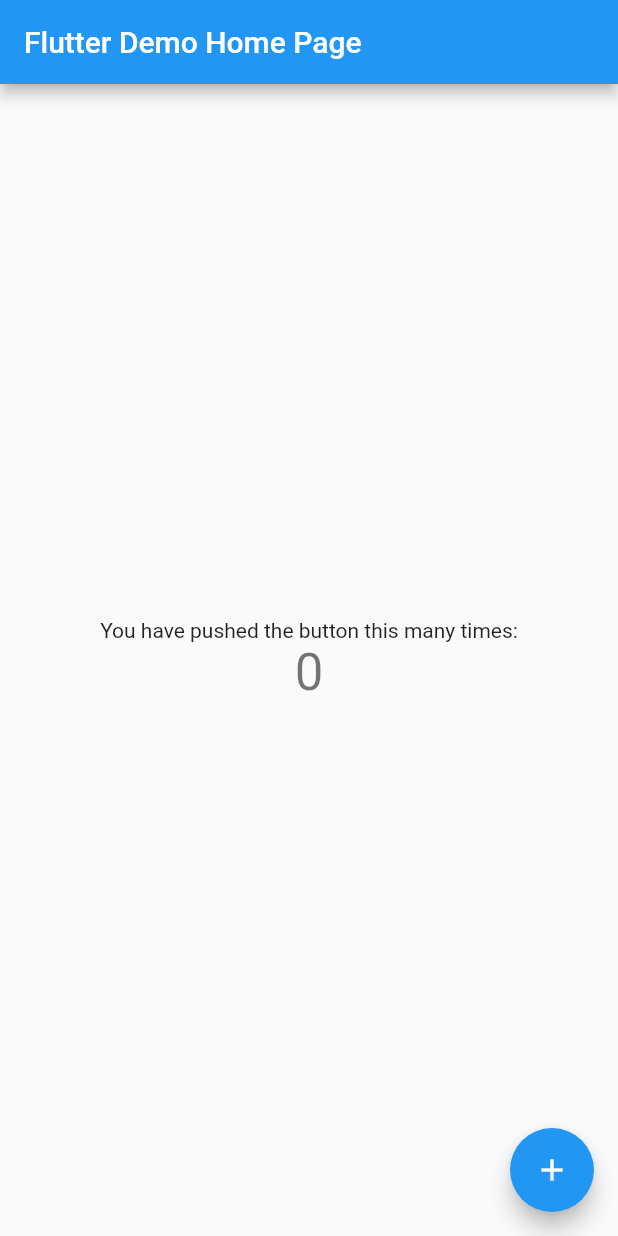
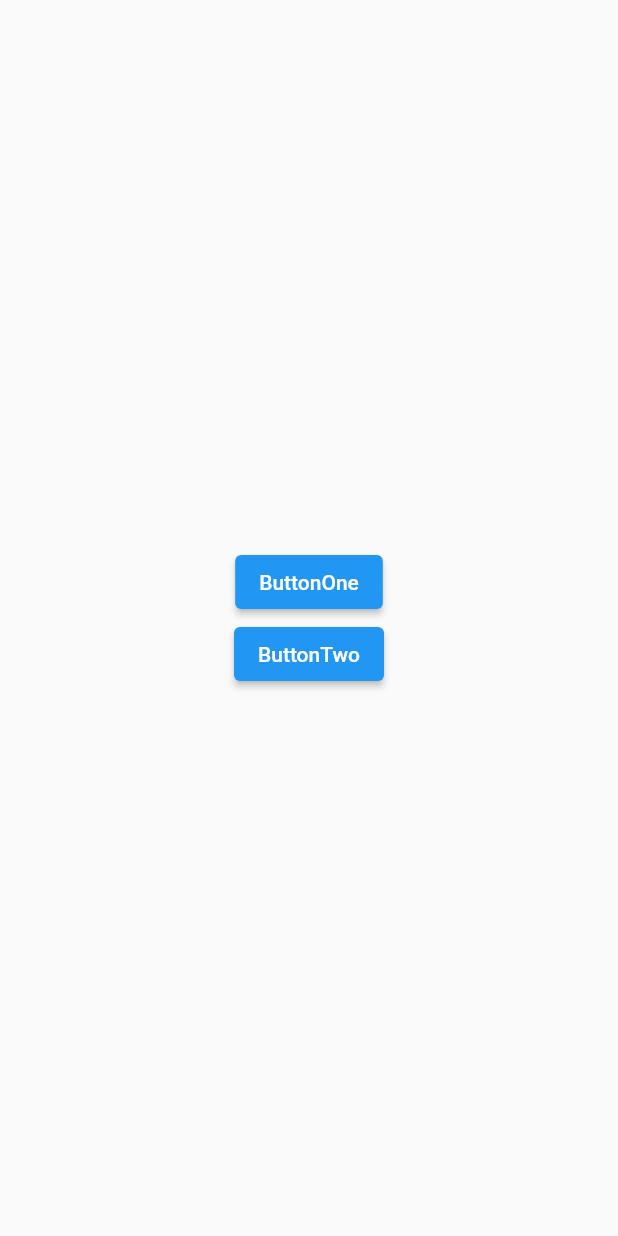
Before and after one commit to Diyorjon825/mydemo4, a Flutter app: the screen it shows after launch, on a phone screen of 412 x 824 dp. Run offline on Flutter 3.47's test engine with Material 2 defaults, Android fonts, the phone set to English and light mode, and no system bars.

Commit message:
I did first, second and third tasks

```diff
--- a/lib/main.dart
+++ b/lib/main.dart
@@ -1,4 +1,6 @@
 import 'package:flutter/material.dart';
+import 'package:mydemo4/pages/detail_page.dart';
+import 'package:mydemo4/pages/home_page.dart';
 
 void main() {
   runApp(MyApp());
@@ -11,103 +13,13 @@ class MyApp extends StatelessWidget {
     return MaterialApp(
       title: 'Flutter Demo',
       theme: ThemeData(
-        // This is the theme of your application.
-        //
-        // Try running your application with "flutter run". You'll see the
-        // application has a blue toolbar. Then, without quitting the app, try
-        // changing the primarySwatch below to Colors.green and then invoke
-        // "hot reload" (press "r" in the console where you ran "flutter run",
-        // or simply save your changes to "hot reload" in a Flutter IDE).
-        // Notice that the counter didn't reset back to zero; the application
-        // is not restarted.
         primarySwatch: Colors.blue,
       ),
-      home: MyHomePage(title: 'Flutter Demo Home Page'),
+      routes:{
+        HomePage().id:(context)=>HomePage(),
+        DetailPage().id:(context)=>DetailPage()
+      },
+      home: HomePage(),
     );
   }
 }
-
-class MyHomePage extends StatefulWidget {
-  MyHomePage({Key? key, required this.title}) : super(key: key);
-
-  // This widget is the home page of your application. It is stateful, meaning
-  // that it has a State object (defined below) that contains fields that affect
-  // how it looks.
-
-  // This class is the configuration for the state. It holds the values (in this
-  // case the title) provided by the parent (in this case the App widget) and
-  // used by the build method of the State. Fields in a Widget subclass are
-  // always marked "final".
-
-  final String title;
-
-  @override
-  _MyHomePageState createState() => _MyHomePageState();
-}
-
-class _MyHomePageState extends State<MyHomePage> {
-  int _counter = 0;
-
-  void _incrementCounter() {
-    setState(() {
-      // This call to setState tells the Flutter framework that something has
-      // changed in this State, which causes it to rerun the build method below
-      // so that the display can reflect the updated values. If we changed
-      // _counter without calling setState(), then the build method would not be
-      // called again, and so nothing would appear to happen.
-      _counter++;
-    });
-  }
-
-  @override
-  Widget build(BuildContext context) {
-    // This method is rerun every time setState is called, for instance as done
-    // by the _incrementCounter method above.
-    //
-    // The Flutter framework has been optimized to make rerunning build methods
-    // fast, so that you can just rebuild anything that needs updating rather
-    // than having to individually change instances of widgets.
-    return Scaffold(
-      appBar: AppBar(
-        // Here we take the value from the MyHomePage object that was created by
-        // the App.build method, and use it to set our appbar title.
-        title: Text(widget.title),
-      ),
-      body: Center(
-        // Center is a layout widget. It takes a single child and positions it
-        // in the middle of the parent.
-        child: Column(
-          // Column is also a layout widget. It takes a list of children and
-          // arranges them vertically. By default, it sizes itself to fit its
-          // children horizontally, and tries to be as tall as its parent.
-          //
-          // Invoke "debug painting" (press "p" in the console, choose the
-          // "Toggle Debug Paint" action from the Flutter Inspector in Android
-          // Studio, or the "Toggle Debug Paint" command in Visual Studio Code)
-          // to see the wireframe for each widget.
-          //
-          // Column has various properties to control how it sizes itself and
-          // how it positions its children. Here we use mainAxisAlignment to
-          // center the children vertically; the main axis here is the vertical
-          // axis because Columns are vertical (the cross axis would be
-          // horizontal).
-          mainAxisAlignment: MainAxisAlignment.center,
-          children: <Widget>[
-            Text(
-              'You have pushed the button this many times:',
-            ),
-            Text(
-              '$_counter',
-              style: Theme.of(context).textTheme.headline4,
-            ),
-          ],
-        ),
-      ),
-      floatingActionButton: FloatingActionButton(
-        onPressed: _incrementCounter,
-        tooltip: 'Increment',
-        child: Icon(Icons.add),
-      ), // This trailing comma makes auto-formatting nicer for build methods.
-    );
-  }
-}
--- /dev/null
+++ b/lib/pages/home_page.dart
@@ -0,0 +1,38 @@
+import 'package:flutter/cupertino.dart';
+import 'package:flutter/material.dart';
+import 'package:mydemo4/pages/detail_page.dart';
+
+class HomePage extends StatefulWidget {
+  String id='home_page';
+  HomePage({Key? key}) : super(key: key);
+
+  @override
+  _HomePageState createState() => _HomePageState();
+}
+
+class _HomePageState extends State<HomePage> {
+  @override
+  Widget build(BuildContext context) {
+    return Scaffold(
+      body: Center(
+        child: Column(
+          mainAxisAlignment: MainAxisAlignment.center,
+          children: [
+            ElevatedButton(
+              onPressed: (){
+                Navigator.pushNamed(context, DetailPage().id);
+              },
+              child: Text("ButtonOne"),
+            ),
+            ElevatedButton(
+              onPressed: (){
+                Navigator.pushReplacementNamed(context, DetailPage().id);
+              },
+              child: Text("ButtonTwo"),
+            ),
+          ],
+        ),
+      ),
+    );
+  }
+}
```
Also changed, not shown: lib/pages/detail_page.dart (added, +25 -0 lines), pubspec.yaml (+1 -38 lines).
